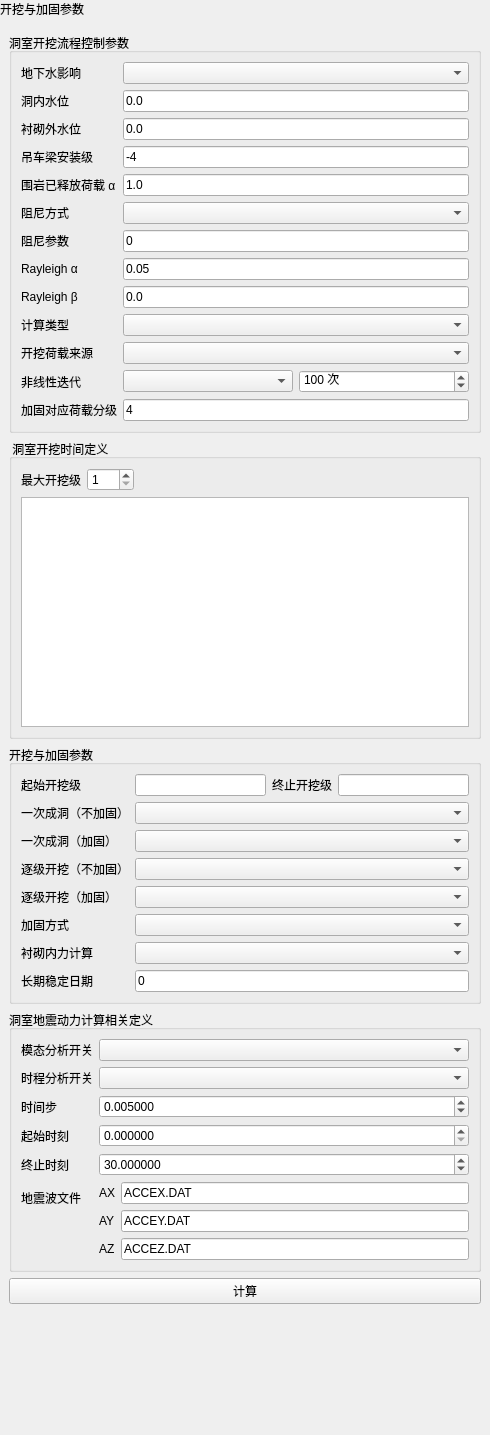
Before: the Qt Designer form plugins/Base_Slover/CaveSupportComputationPage.ui in asd977/base_cae, drawn with Qt 5.
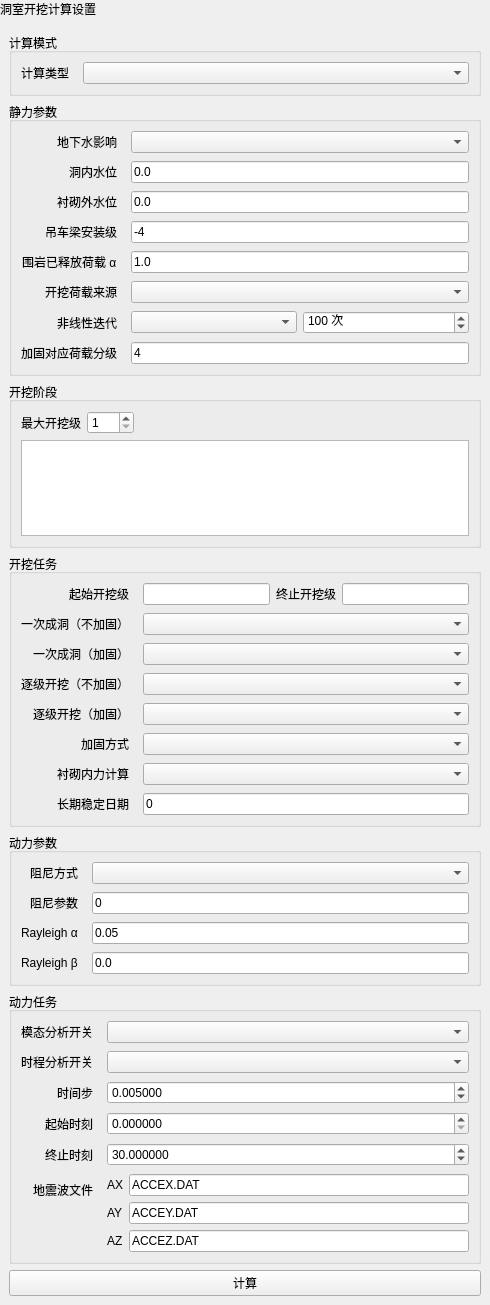
After: the same form once the commit is applied.

Patch:
```diff
--- a/plugins/Base_Slover/CaveSupportComputationPage.ui
+++ b/plugins/Base_Slover/CaveSupportComputationPage.ui
@@ -7,7 +7,7 @@
     <x>0</x>
     <y>0</y>
     <width>490</width>
-    <height>1435</height>
+    <height>1040</height>
    </rect>
   </property>
   <layout class="QVBoxLayout" name="verticalLayoutRoot">
@@ -32,7 +32,10 @@
       </sizepolicy>
      </property>
      <property name="text">
-      <string>开挖与加固参数</string>
+      <string>洞室开挖计算设置</string>
+     </property>
+     <property name="visible">
+      <bool>false</bool>
      </property>
     </widget>
    </item>
@@ -56,9 +59,65 @@
      <item>
       <widget class="QGroupBox" name="groupIcaveParams">
        <property name="title">
-        <string>洞室开挖流程控制参数</string>
+        <string>计算模式</string>
        </property>
-       <layout class="QFormLayout" name="formLayoutIcave">
+       <layout class="QFormLayout" name="formLayoutAnalysisType">
+        <item row="0" column="0">
+         <widget class="QLabel" name="label22">
+          <property name="text">
+           <string>计算类型</string>
+          </property>
+          <property name="wordWrap">
+           <bool>false</bool>
+          </property>
+         </widget>
+        </item>
+        <item row="0" column="1">
+         <widget class="QComboBox" name="comboCalculationType">
+          <property name="minimumSize">
+           <size>
+            <width>10</width>
+            <height>0</height>
+           </size>
+          </property>
+         </widget>
+        </item>
+        <property name="leftMargin">
+         <number>9</number>
+        </property>
+        <property name="topMargin">
+         <number>9</number>
+        </property>
+        <property name="rightMargin">
+         <number>9</number>
+        </property>
+        <property name="bottomMargin">
+         <number>9</number>
+        </property>
+        <property name="horizontalSpacing">
+         <number>14</number>
+        </property>
+        <property name="verticalSpacing">
+         <number>8</number>
+        </property>
+        <property name="fieldGrowthPolicy">
+         <enum>QFormLayout::AllNonFixedFieldsGrow</enum>
+        </property>
+        <property name="rowWrapPolicy">
+         <enum>QFormLayout::WrapLongRows</enum>
+        </property>
+        <property name="labelAlignment">
+         <set>Qt::AlignRight|Qt::AlignVCenter</set>
+        </property>
+       </layout>
+      </widget>
+     </item>
+     <item>
+      <widget class="QGroupBox" name="groupStaticControl">
+       <property name="title">
+        <string>静力参数</string>
+       </property>
+       <layout class="QFormLayout" name="formLayoutStaticControl">
         <item row="0" column="0">
          <widget class="QLabel" name="label3">
           <property name="text">
@@ -169,109 +228,6 @@
          </widget>
         </item>
         <item row="5" column="0">
-         <widget class="QLabel" name="label18">
-          <property name="text">
-           <string>阻尼方式</string>
-          </property>
-          <property name="wordWrap">
-           <bool>false</bool>
-          </property>
-         </widget>
-        </item>
-        <item row="5" column="1">
-         <widget class="QComboBox" name="comboDampingMode">
-          <property name="minimumSize">
-           <size><width>10</width><height>0</height></size>
-          </property>
-         </widget>
-        </item>
-        <item row="6" column="0">
-         <widget class="QLabel" name="label19">
-          <property name="text">
-           <string>阻尼参数</string>
-          </property>
-          <property name="wordWrap">
-           <bool>false</bool>
-          </property>
-         </widget>
-        </item>
-        <item row="6" column="1">
-         <widget class="QLineEdit" name="line19Edit">
-          <property name="text">
-           <string>0</string>
-          </property>
-          <property name="minimumSize">
-           <size>
-            <width>10</width>
-            <height>0</height>
-           </size>
-          </property>
-         </widget>
-        </item>
-        <item row="7" column="0">
-         <widget class="QLabel" name="label20">
-          <property name="text">
-           <string>Rayleigh α</string>
-          </property>
-          <property name="wordWrap">
-           <bool>false</bool>
-          </property>
-         </widget>
-        </item>
-        <item row="7" column="1">
-         <widget class="QLineEdit" name="line20Edit">
-          <property name="text">
-           <string>0.05</string>
-          </property>
-          <property name="minimumSize">
-           <size>
-            <width>10</width>
-            <height>0</height>
-           </size>
-          </property>
-         </widget>
-        </item>
-        <item row="8" column="0">
-         <widget class="QLabel" name="label21">
-          <property name="text">
-           <string>Rayleigh β</string>
-          </property>
-          <property name="wordWrap">
-           <bool>false</bool>
-          </property>
-         </widget>
-        </item>
-        <item row="8" column="1">
-         <widget class="QLineEdit" name="line21Edit">
-          <property name="text">
-           <string>0.0</string>
-          </property>
-          <property name="minimumSize">
-           <size>
-            <width>10</width>
-            <height>0</height>
-           </size>
-          </property>
-         </widget>
-        </item>
-        <item row="9" column="0">
-         <widget class="QLabel" name="label22">
-          <property name="text">
-           <string>计算类型</string>
-          </property>
-          <property name="wordWrap">
-           <bool>false</bool>
-          </property>
-         </widget>
-        </item>
-        <item row="9" column="1">
-         <widget class="QComboBox" name="comboCalculationType">
-          <property name="minimumSize">
-           <size><width>10</width><height>0</height></size>
-          </property>
-         </widget>
-        </item>
-        <item row="10" column="0">
          <widget class="QLabel" name="label23">
           <property name="text">
            <string>开挖荷载来源</string>
@@ -281,14 +237,14 @@
           </property>
          </widget>
         </item>
-        <item row="10" column="1">
+        <item row="5" column="1">
          <widget class="QComboBox" name="comboExcavationLoadMethod">
           <property name="minimumSize">
            <size><width>10</width><height>0</height></size>
           </property>
          </widget>
         </item>
-        <item row="11" column="0">
+        <item row="6" column="0">
          <widget class="QLabel" name="label24">
           <property name="text">
            <string>非线性迭代</string>
@@ -298,7 +254,7 @@
           </property>
          </widget>
         </item>
-        <item row="11" column="1">
+        <item row="6" column="1">
          <layout class="QHBoxLayout" name="layoutIteration">
           <property name="spacing"><number>6</number></property>
           <item>
@@ -315,7 +271,7 @@
           </item>
          </layout>
         </item>
-        <item row="12" column="0">
+        <item row="7" column="0">
          <widget class="QLabel" name="label25">
           <property name="text">
            <string>加固对应荷载分级</string>
@@ -325,7 +281,7 @@
           </property>
          </widget>
         </item>
-        <item row="12" column="1">
+        <item row="7" column="1">
          <widget class="QLineEdit" name="line25Edit">
           <property name="text">
            <string>4</string>
@@ -350,6 +306,21 @@
         <property name="bottomMargin">
          <number>9</number>
         </property>
+        <property name="horizontalSpacing">
+         <number>14</number>
+        </property>
+        <property name="verticalSpacing">
+         <number>8</number>
+        </property>
+        <property name="fieldGrowthPolicy">
+         <enum>QFormLayout::AllNonFixedFieldsGrow</enum>
+        </property>
+        <property name="rowWrapPolicy">
+         <enum>QFormLayout::WrapLongRows</enum>
+        </property>
+        <property name="labelAlignment">
+         <set>Qt::AlignRight|Qt::AlignVCenter</set>
+        </property>
        </layout>
       </widget>
      </item>
@@ -358,11 +329,11 @@
        <property name="minimumSize">
         <size>
          <width>0</width>
-         <height>300</height>
+         <height>0</height>
         </size>
        </property>
        <property name="title">
-        <string> 洞室开挖时间定义</string>
+        <string>开挖阶段</string>
        </property>
        <layout class="QVBoxLayout" name="verticalLayoutExcavation">
         <item>
@@ -430,8 +401,14 @@
           </attribute>
           <property name="minimumSize">
            <size>
-            <width>10</width>
-            <height>0</height>
+            <width>0</width>
+            <height>96</height>
+           </size>
+          </property>
+          <property name="maximumSize">
+           <size>
+            <width>16777215</width>
+            <height>196</height>
            </size>
           </property>
          </widget>
@@ -454,7 +431,7 @@
      <item>
       <widget class="QGroupBox" name="groupParams">
        <property name="title">
-        <string>开挖与加固参数</string>
+        <string>开挖任务</string>
        </property>
        <layout class="QFormLayout" name="formLayoutParams">
         <item row="0" column="0">
@@ -674,13 +651,153 @@
         <property name="bottomMargin">
          <number>9</number>
         </property>
+        <property name="horizontalSpacing">
+         <number>14</number>
+        </property>
+        <property name="verticalSpacing">
+         <number>8</number>
+        </property>
+        <property name="fieldGrowthPolicy">
+         <enum>QFormLayout::AllNonFixedFieldsGrow</enum>
+        </property>
+        <property name="rowWrapPolicy">
+         <enum>QFormLayout::WrapLongRows</enum>
+        </property>
+        <property name="labelAlignment">
+         <set>Qt::AlignRight|Qt::AlignVCenter</set>
+        </property>
+       </layout>
+      </widget>
+     </item>
+     <item>
+      <widget class="QGroupBox" name="groupDynamicControl">
+       <property name="title">
+        <string>动力参数</string>
+       </property>
+       <layout class="QFormLayout" name="formLayoutDynamicControl">
+        <item row="0" column="0">
+         <widget class="QLabel" name="label18">
+          <property name="text">
+           <string>阻尼方式</string>
+          </property>
+          <property name="wordWrap">
+           <bool>false</bool>
+          </property>
+         </widget>
+        </item>
+        <item row="0" column="1">
+         <widget class="QComboBox" name="comboDampingMode">
+          <property name="minimumSize">
+           <size>
+            <width>10</width>
+            <height>0</height>
+           </size>
+          </property>
+         </widget>
+        </item>
+        <item row="1" column="0">
+         <widget class="QLabel" name="label19">
+          <property name="text">
+           <string>阻尼参数</string>
+          </property>
+          <property name="wordWrap">
+           <bool>false</bool>
+          </property>
+         </widget>
+        </item>
+        <item row="1" column="1">
+         <widget class="QLineEdit" name="line19Edit">
+          <property name="text">
+           <string>0</string>
+          </property>
+          <property name="minimumSize">
+           <size>
+            <width>10</width>
+            <height>0</height>
+           </size>
+          </property>
+         </widget>
+        </item>
+        <item row="2" column="0">
+         <widget class="QLabel" name="label20">
+          <property name="text">
+           <string>Rayleigh α</string>
+          </property>
+          <property name="wordWrap">
+           <bool>false</bool>
+          </property>
+         </widget>
+        </item>
+        <item row="2" column="1">
+         <widget class="QLineEdit" name="line20Edit">
+          <property name="text">
+           <string>0.05</string>
+          </property>
+          <property name="minimumSize">
+           <size>
+            <width>10</width>
+            <height>0</height>
+           </size>
+          </property>
+         </widget>
+        </item>
+        <item row="3" column="0">
+         <widget class="QLabel" name="label21">
+          <property name="text">
+           <string>Rayleigh β</string>
+          </property>
+          <property name="wordWrap">
+           <bool>false</bool>
+          </property>
+         </widget>
+        </item>
+        <item row="3" column="1">
+         <widget class="QLineEdit" name="line21Edit">
+          <property name="text">
+           <string>0.0</string>
+          </property>
+          <property name="minimumSize">
+           <size>
+            <width>10</width>
+            <height>0</height>
+           </size>
+          </property>
+         </widget>
+        </item>
+        <property name="leftMargin">
+         <number>9</number>
+        </property>
+        <property name="topMargin">
+         <number>9</number>
+        </property>
+        <property name="rightMargin">
+         <number>9</number>
+        </property>
+        <property name="bottomMargin">
+         <number>9</number>
+        </property>
+        <property name="horizontalSpacing">
+         <number>14</number>
+        </property>
+        <property name="verticalSpacing">
+         <number>8</number>
+        </property>
+        <property name="fieldGrowthPolicy">
+         <enum>QFormLayout::AllNonFixedFieldsGrow</enum>
+        </property>
+        <property name="rowWrapPolicy">
+         <enum>QFormLayout::WrapLongRows</enum>
+        </property>
+        <property name="labelAlignment">
+         <set>Qt::AlignRight|Qt::AlignVCenter</set>
+        </property>
        </layout>
       </widget>
      </item>
      <item>
       <widget class="QGroupBox" name="groupDyna">
        <property name="title">
-        <string>洞室地震动力计算相关定义</string>
+        <string>动力任务</string>
        </property>
        <layout class="QFormLayout" name="formLayoutDyna">
         <item row="0" column="0">
@@ -982,6 +1099,21 @@
         <property name="bottomMargin">
          <number>9</number>
         </property>
+        <property name="horizontalSpacing">
+         <number>14</number>
+        </property>
+        <property name="verticalSpacing">
+         <number>8</number>
+        </property>
+        <property name="fieldGrowthPolicy">
+         <enum>QFormLayout::AllNonFixedFieldsGrow</enum>
+        </property>
+        <property name="rowWrapPolicy">
+         <enum>QFormLayout::WrapLongRows</enum>
+        </property>
+        <property name="labelAlignment">
+         <set>Qt::AlignRight|Qt::AlignVCenter</set>
+        </property>
        </layout>
       </widget>
      </item>
```
Left out of the diff: 54 changed lines with no effect on the pictures.
